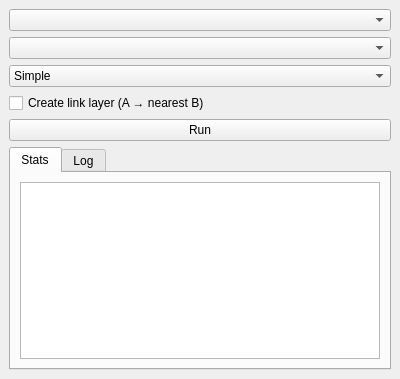
Above: layer-dist/ui/dockwidget.ui from merydian/qgis-layer-dist-plugin before the change. Below: the same form after it.
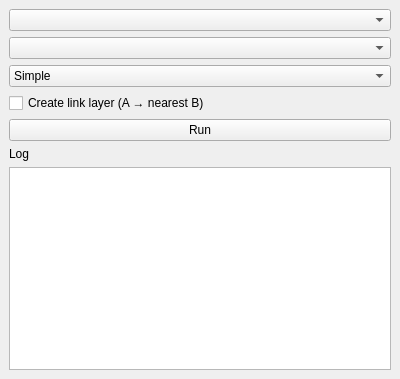
That is the form after the change. Custom widgets are drawn as their Qt base class.

Commit message: refactor: remove unused tab widgets and simplify log display

```diff
--- a/layer-dist/ui/dockwidget.ui
+++ b/layer-dist/ui/dockwidget.ui
@@ -52,40 +52,15 @@
        </widget>
       </item>
       <item>
-       <widget class="QTabWidget" name="tabWidget">
-        <property name="currentIndex">
-         <number>0</number>
+       <widget class="QLabel" name="label">
+        <property name="text">
+         <string>Log</string>
         </property>
-        <widget class="QWidget" name="tab_stats">
-         <attribute name="title">
-          <string>Stats</string>
-         </attribute>
-         <layout class="QVBoxLayout" name="verticalLayout_4">
-          <item>
-           <layout class="QVBoxLayout" name="layout_stats">
-            <item>
-             <widget class="QTextBrowser" name="text_stats"/>
-            </item>
-           </layout>
-          </item>
-         </layout>
-        </widget>
-        <widget class="QWidget" name="tab_log">
-         <attribute name="title">
-          <string>Log</string>
-         </attribute>
-         <layout class="QVBoxLayout" name="verticalLayout_6">
-          <item>
-           <layout class="QVBoxLayout" name="layout_log">
-            <item>
-             <widget class="QTextBrowser" name="text_log"/>
-            </item>
-           </layout>
-          </item>
-         </layout>
-        </widget>
        </widget>
       </item>
+      <item>
+       <widget class="QTextBrowser" name="text_log"/>
+      </item>
      </layout>
     </item>
    </layout>
```
